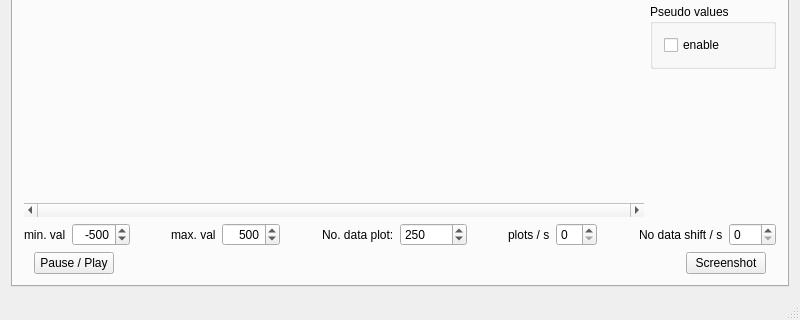
Qt form src/extern/qttest/mainwindow.ui (wenndemann/blabot) before a commit; both pictures show x 0 to 800 and y 280 to 600 of the 800 by 600 pixel window.
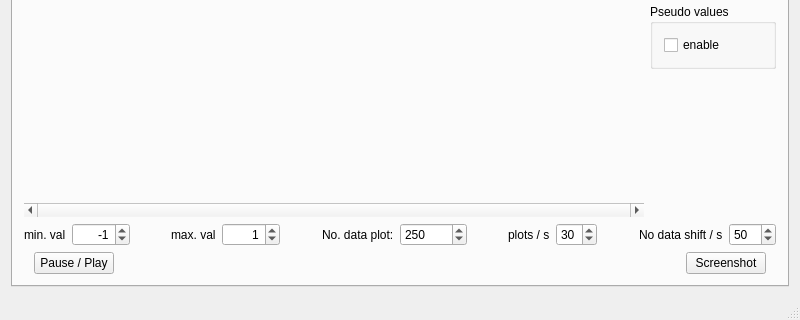
The same form after that commit. The open tabs and pages were chosen to show the change. Custom widgets are drawn as their Qt base class.

Diff of the .ui file:
```diff
--- a/src/extern/qttest/mainwindow.ui
+++ b/src/extern/qttest/mainwindow.ui
@@ -447,7 +447,7 @@
                <number>10</number>
               </property>
               <property name="value">
-               <number>-500</number>
+               <number>-1</number>
               </property>
              </widget>
             </item>
@@ -486,7 +486,7 @@
                <number>10</number>
               </property>
               <property name="value">
-               <number>500</number>
+               <number>1</number>
               </property>
              </widget>
             </item>
@@ -547,7 +547,11 @@
              </widget>
             </item>
             <item>
-             <widget class="QSpinBox" name="spinBoxPlotsPerSecond"/>
+             <widget class="QSpinBox" name="spinBoxPlotsPerSecond">
+              <property name="value">
+               <number>30</number>
+              </property>
+             </widget>
             </item>
             <item>
              <spacer name="horizontalSpacer_3">
@@ -574,6 +578,9 @@
               <property name="maximum">
                <number>999</number>
               </property>
+              <property name="value">
+               <number>50</number>
+              </property>
              </widget>
             </item>
            </layout>
```
Left out of the diff: 4 changed lines with no effect on the pictures.
